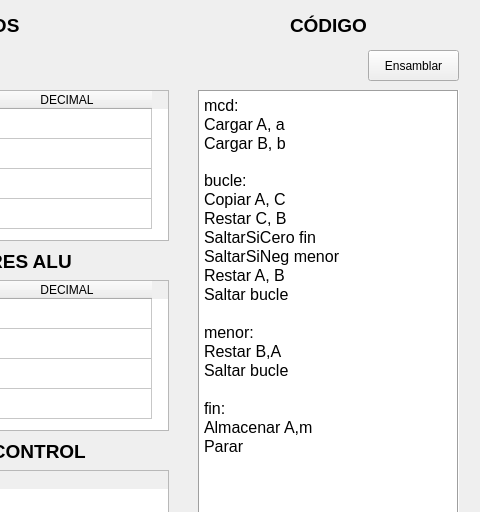
This is pcDesigntaller.ui in SebMatDo/EmuladorBasicoYCompiladorPC-DeEuclidesAJava as Qt 5 draws it before an edit; both pictures show x 542 to 1022 and y 0 to 512 of the 1022 by 812 pixel window. The edited form follows.
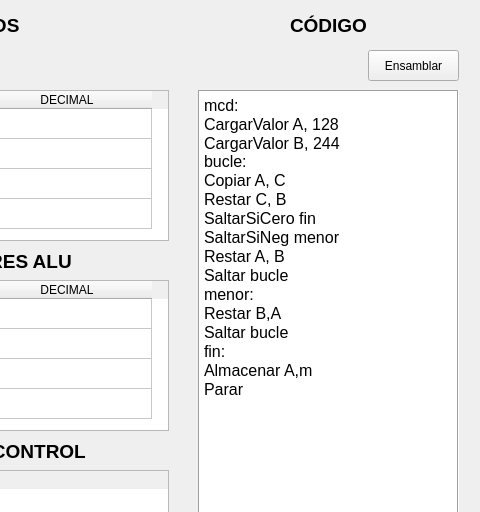
This is the edited form.

Patch:
```diff
--- a/pcDesigntaller.ui
+++ b/pcDesigntaller.ui
@@ -29,29 +29,23 @@
     <property name="frameShape">
      <enum>QFrame::Box</enum>
     </property>
-    <property name="readOnly">
-     <bool>true</bool>
-    </property>
     <property name="html">
      <string>&lt;!DOCTYPE HTML PUBLIC &quot;-//W3C//DTD HTML 4.0//EN&quot; &quot;http://www.w3.org/TR/REC-html40/strict.dtd&quot;&gt;
 &lt;html&gt;&lt;head&gt;&lt;meta name=&quot;qrichtext&quot; content=&quot;1&quot; /&gt;&lt;style type=&quot;text/css&quot;&gt;
 p, li { white-space: pre-wrap; }
 &lt;/style&gt;&lt;/head&gt;&lt;body style=&quot; font-family:'MS Shell Dlg 2'; font-size:8.25pt; font-weight:400; font-style:normal;&quot;&gt;
 &lt;p style=&quot; margin-top:0px; margin-bottom:0px; margin-left:0px; margin-right:0px; -qt-block-indent:0; text-indent:0px;&quot;&gt;&lt;span style=&quot; font-size:12pt;&quot;&gt;mcd:&lt;/span&gt;&lt;/p&gt;
-&lt;p style=&quot; margin-top:0px; margin-bottom:0px; margin-left:0px; margin-right:0px; -qt-block-indent:0; text-indent:0px;&quot;&gt;&lt;span style=&quot; font-size:12pt;&quot;&gt;Cargar A, a&lt;/span&gt;&lt;/p&gt;
-&lt;p style=&quot; margin-top:0px; margin-bottom:0px; margin-left:0px; margin-right:0px; -qt-block-indent:0; text-indent:0px;&quot;&gt;&lt;span style=&quot; font-size:12pt;&quot;&gt;Cargar B, b&lt;/span&gt;&lt;/p&gt;
-&lt;p style=&quot; margin-top:0px; margin-bottom:0px; margin-left:0px; margin-right:0px; -qt-block-indent:0; text-indent:0px;&quot;&gt;&lt;span style=&quot; font-size:12pt;&quot;&gt;&lt;br /&gt;bucle:&lt;/span&gt;&lt;/p&gt;
+&lt;p style=&quot; margin-top:0px; margin-bottom:0px; margin-left:0px; margin-right:0px; -qt-block-indent:0; text-indent:0px;&quot;&gt;&lt;span style=&quot; font-size:12pt;&quot;&gt;CargarValor A, 128&lt;/span&gt;&lt;/p&gt;
+&lt;p style=&quot; margin-top:0px; margin-bottom:0px; margin-left:0px; margin-right:0px; -qt-block-indent:0; text-indent:0px;&quot;&gt;&lt;span style=&quot; font-size:12pt;&quot;&gt;CargarValor B, 244&lt;br /&gt;bucle:&lt;/span&gt;&lt;/p&gt;
 &lt;p style=&quot; margin-top:0px; margin-bottom:0px; margin-left:0px; margin-right:0px; -qt-block-indent:0; text-indent:0px;&quot;&gt;&lt;span style=&quot; font-size:12pt;&quot;&gt;Copiar A, C&lt;/span&gt;&lt;/p&gt;
 &lt;p style=&quot; margin-top:0px; margin-bottom:0px; margin-left:0px; margin-right:0px; -qt-block-indent:0; text-indent:0px;&quot;&gt;&lt;span style=&quot; font-size:12pt;&quot;&gt;Restar C, B&lt;/span&gt;&lt;/p&gt;
 &lt;p style=&quot; margin-top:0px; margin-bottom:0px; margin-left:0px; margin-right:0px; -qt-block-indent:0; text-indent:0px;&quot;&gt;&lt;span style=&quot; font-size:12pt;&quot;&gt;SaltarSiCero fin&lt;/span&gt;&lt;/p&gt;
 &lt;p style=&quot; margin-top:0px; margin-bottom:0px; margin-left:0px; margin-right:0px; -qt-block-indent:0; text-indent:0px;&quot;&gt;&lt;span style=&quot; font-size:12pt;&quot;&gt;SaltarSiNeg menor&lt;/span&gt;&lt;/p&gt;
 &lt;p style=&quot; margin-top:0px; margin-bottom:0px; margin-left:0px; margin-right:0px; -qt-block-indent:0; text-indent:0px;&quot;&gt;&lt;span style=&quot; font-size:12pt;&quot;&gt;Restar A, B&lt;/span&gt;&lt;/p&gt;
 &lt;p style=&quot; margin-top:0px; margin-bottom:0px; margin-left:0px; margin-right:0px; -qt-block-indent:0; text-indent:0px;&quot;&gt;&lt;span style=&quot; font-size:12pt;&quot;&gt;Saltar bucle&lt;/span&gt;&lt;/p&gt;
-&lt;p style=&quot;-qt-paragraph-type:empty; margin-top:0px; margin-bottom:0px; margin-left:0px; margin-right:0px; -qt-block-indent:0; text-indent:0px; font-size:12pt;&quot;&gt;&lt;br /&gt;&lt;/p&gt;
 &lt;p style=&quot; margin-top:0px; margin-bottom:0px; margin-left:0px; margin-right:0px; -qt-block-indent:0; text-indent:0px;&quot;&gt;&lt;span style=&quot; font-size:12pt;&quot;&gt;menor: &lt;/span&gt;&lt;/p&gt;
 &lt;p style=&quot; margin-top:0px; margin-bottom:0px; margin-left:0px; margin-right:0px; -qt-block-indent:0; text-indent:0px;&quot;&gt;&lt;span style=&quot; font-size:12pt;&quot;&gt;Restar B,A&lt;/span&gt;&lt;/p&gt;
 &lt;p style=&quot; margin-top:0px; margin-bottom:0px; margin-left:0px; margin-right:0px; -qt-block-indent:0; text-indent:0px;&quot;&gt;&lt;span style=&quot; font-size:12pt;&quot;&gt;Saltar bucle&lt;/span&gt;&lt;/p&gt;
-&lt;p style=&quot;-qt-paragraph-type:empty; margin-top:0px; margin-bottom:0px; margin-left:0px; margin-right:0px; -qt-block-indent:0; text-indent:0px; font-size:12pt;&quot;&gt;&lt;br /&gt;&lt;/p&gt;
 &lt;p style=&quot; margin-top:0px; margin-bottom:0px; margin-left:0px; margin-right:0px; -qt-block-indent:0; text-indent:0px;&quot;&gt;&lt;span style=&quot; font-size:12pt;&quot;&gt;fin:&lt;/span&gt;&lt;/p&gt;
 &lt;p style=&quot; margin-top:0px; margin-bottom:0px; margin-left:0px; margin-right:0px; -qt-block-indent:0; text-indent:0px;&quot;&gt;&lt;span style=&quot; font-size:12pt;&quot;&gt;Almacenar A,m&lt;/span&gt;&lt;/p&gt;
 &lt;p style=&quot; margin-top:0px; margin-bottom:0px; margin-left:0px; margin-right:0px; -qt-block-indent:0; text-indent:0px;&quot;&gt;&lt;span style=&quot; font-size:12pt;&quot;&gt;Parar&lt;/span&gt;&lt;/p&gt;&lt;/body&gt;&lt;/html&gt;</string>
```
